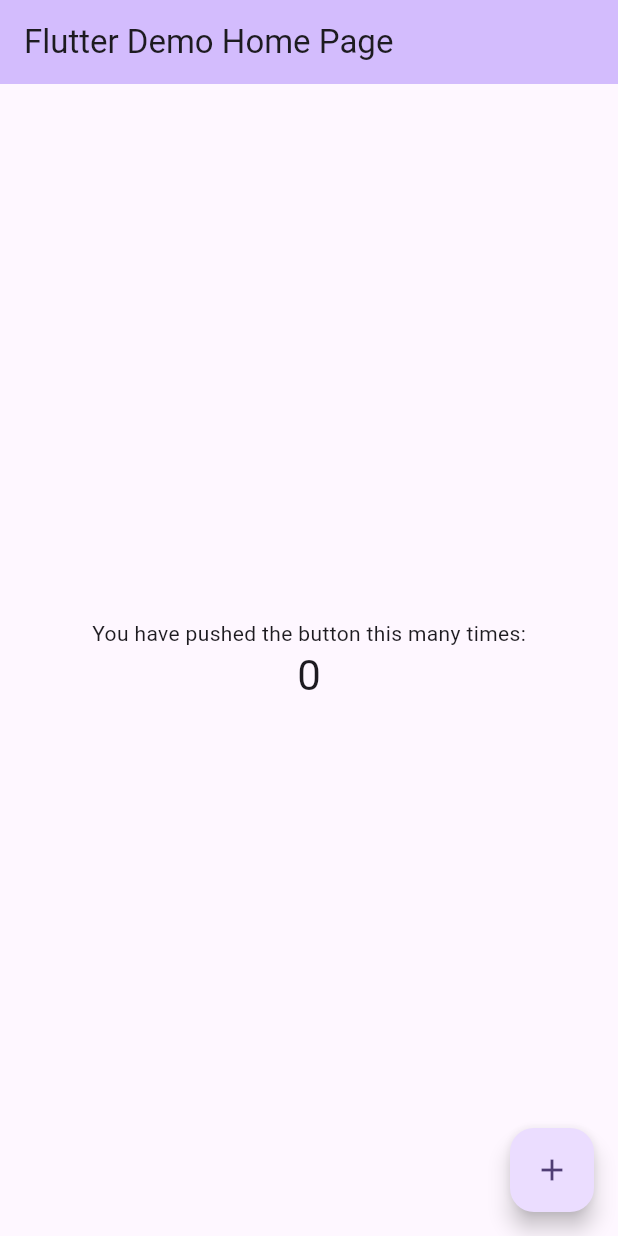
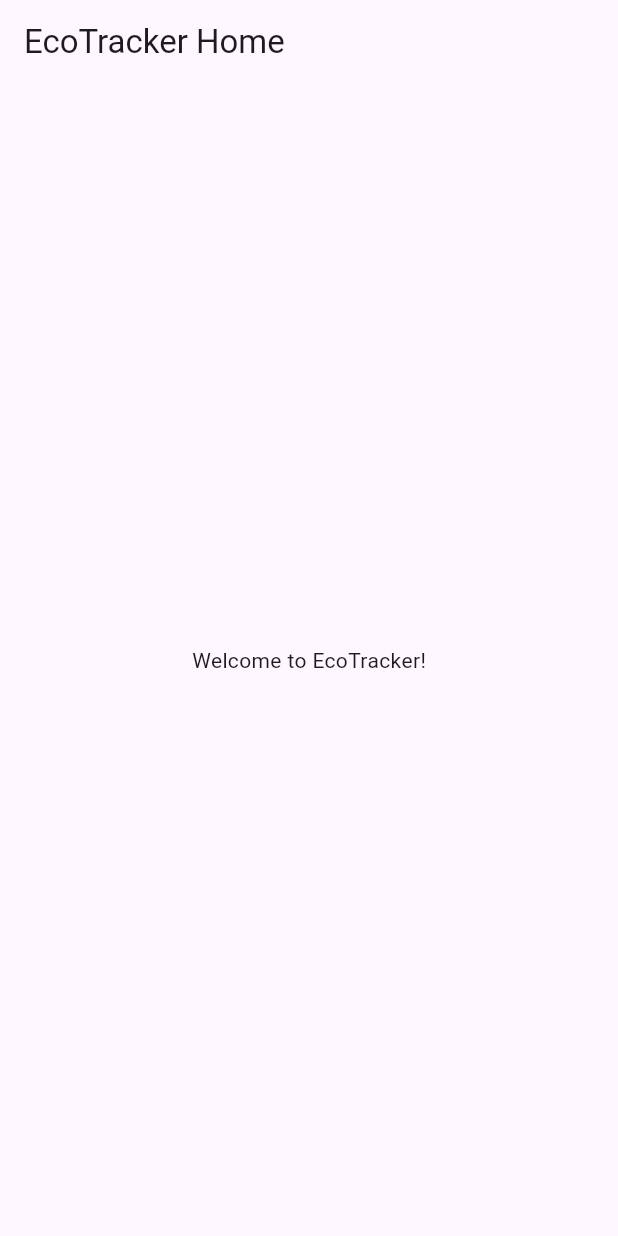
Before and after one commit to paulinemutuku/EcoTracker_Mobile_App, a Flutter app: the screen it shows after launch, on a phone screen of 412 x 824 dp. Run offline on Flutter 3.47's test engine with Material 3 defaults, Android fonts, the phone set to English and light mode, and no system bars.

Commit message:
Add initial Flutter app setup in main.dart

```diff
--- a/ecotracker/lib/main.dart
+++ b/ecotracker/lib/main.dart
@@ -1,125 +1,32 @@
 import 'package:flutter/material.dart';
 
 void main() {
-  runApp(const MyApp());
+  runApp(MyApp());
 }
 
 class MyApp extends StatelessWidget {
-  const MyApp({super.key});
-
-  // This widget is the root of your application.
   @override
   Widget build(BuildContext context) {
     return MaterialApp(
-      title: 'Flutter Demo',
+      title: 'EcoTracker',
       theme: ThemeData(
-        // This is the theme of your application.
-        //
-        // TRY THIS: Try running your application with "flutter run". You'll see
-        // the application has a purple toolbar. Then, without quitting the app,
-        // try changing the seedColor in the colorScheme below to Colors.green
-        // and then invoke "hot reload" (save your changes or press the "hot
-        // reload" button in a Flutter-supported IDE, or press "r" if you used
-        // the command line to start the app).
-        //
-        // Notice that the counter didn't reset back to zero; the application
-        // state is not lost during the reload. To reset the state, use hot
-        // restart instead.
-        //
-        // This works for code too, not just values: Most code changes can be
-        // tested with just a hot reload.
-        colorScheme: ColorScheme.fromSeed(seedColor: Colors.deepPurple),
-        useMaterial3: true,
+        primarySwatch: Colors.blue,
       ),
-      home: const MyHomePage(title: 'Flutter Demo Home Page'),
+      home: MyHomePage(),
     );
   }
 }
 
-class MyHomePage extends StatefulWidget {
-  const MyHomePage({super.key, required this.title});
-
-  // This widget is the home page of your application. It is stateful, meaning
-  // that it has a State object (defined below) that contains fields that affect
-  // how it looks.
-
-  // This class is the configuration for the state. It holds the values (in this
-  // case the title) provided by the parent (in this case the App widget) and
-  // used by the build method of the State. Fields in a Widget subclass are
-  // always marked "final".
-
-  final String title;
-
-  @override
-  State<MyHomePage> createState() => _MyHomePageState();
-}
-
-class _MyHomePageState extends State<MyHomePage> {
-  int _counter = 0;
-
-  void _incrementCounter() {
-    setState(() {
-      // This call to setState tells the Flutter framework that something has
-      // changed in this State, which causes it to rerun the build method below
-      // so that the display can reflect the updated values. If we changed
-      // _counter without calling setState(), then the build method would not be
-      // called again, and so nothing would appear to happen.
-      _counter++;
-    });
-  }
-
+class MyHomePage extends StatelessWidget {
   @override
   Widget build(BuildContext context) {
-    // This method is rerun every time setState is called, for instance as done
-    // by the _incrementCounter method above.
-    //
-    // The Flutter framework has been optimized to make rerunning build methods
-    // fast, so that you can just rebuild anything that needs updating rather
-    // than having to individually change instances of widgets.
     return Scaffold(
       appBar: AppBar(
-        // TRY THIS: Try changing the color here to a specific color (to
-        // Colors.amber, perhaps?) and trigger a hot reload to see the AppBar
-        // change color while the other colors stay the same.
-        backgroundColor: Theme.of(context).colorScheme.inversePrimary,
-        // Here we take the value from the MyHomePage object that was created by
-        // the App.build method, and use it to set our appbar title.
-        title: Text(widget.title),
+        title: Text('EcoTracker Home'),
       ),
       body: Center(
-        // Center is a layout widget. It takes a single child and positions it
-        // in the middle of the parent.
-        child: Column(
-          // Column is also a layout widget. It takes a list of children and
-          // arranges them vertically. By default, it sizes itself to fit its
-          // children horizontally, and tries to be as tall as its parent.
-          //
-          // Column has various properties to control how it sizes itself and
-          // how it positions its children. Here we use mainAxisAlignment to
-          // center the children vertically; the main axis here is the vertical
-          // axis because Columns are vertical (the cross axis would be
-          // horizontal).
-          //
-          // TRY THIS: Invoke "debug painting" (choose the "Toggle Debug Paint"
-          // action in the IDE, or press "p" in the console), to see the
-          // wireframe for each widget.
-          mainAxisAlignment: MainAxisAlignment.center,
-          children: <Widget>[
-            const Text(
-              'You have pushed the button this many times:',
-            ),
-            Text(
-              '$_counter',
-              style: Theme.of(context).textTheme.headlineMedium,
-            ),
-          ],
-        ),
+        child: Text('Welcome to EcoTracker!'),
       ),
-      floatingActionButton: FloatingActionButton(
-        onPressed: _incrementCounter,
-        tooltip: 'Increment',
-        child: const Icon(Icons.add),
-      ), // This trailing comma makes auto-formatting nicer for build methods.
     );
   }
 }
```
